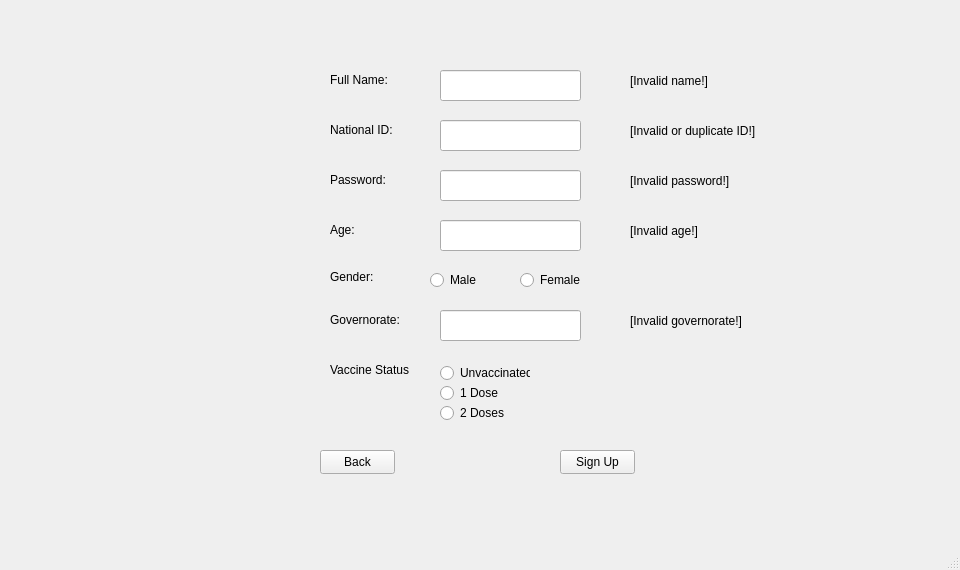
Qt form signup.ui (MHani0/Vaccine-Tracking-System) before a commit.
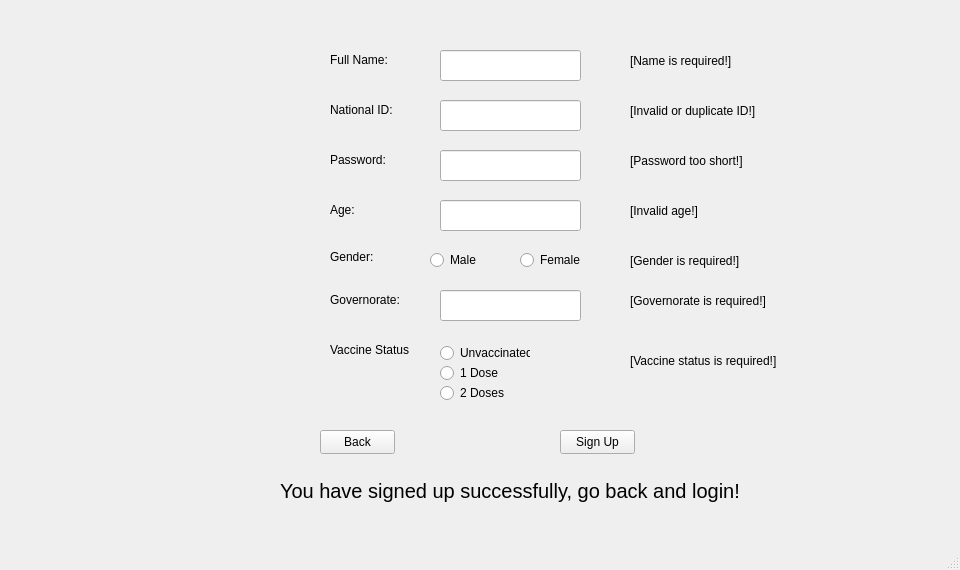
The same form after that commit.

Diff of the .ui file:
```diff
--- a/signup.ui
+++ b/signup.ui
@@ -33,7 +33,7 @@
     <property name="geometry">
      <rect>
       <x>320</x>
-      <y>450</y>
+      <y>430</y>
       <width>75</width>
       <height>24</height>
      </rect>
@@ -49,7 +49,7 @@
     <property name="geometry">
      <rect>
       <x>560</x>
-      <y>450</y>
+      <y>430</y>
       <width>75</width>
       <height>24</height>
      </rect>
@@ -62,7 +62,7 @@
     <property name="geometry">
      <rect>
       <x>430</x>
-      <y>270</y>
+      <y>250</y>
       <width>89</width>
       <height>20</height>
      </rect>
@@ -78,7 +78,7 @@
     <property name="geometry">
      <rect>
       <x>520</x>
-      <y>270</y>
+      <y>250</y>
       <width>89</width>
       <height>20</height>
      </rect>
@@ -94,7 +94,7 @@
     <property name="geometry">
      <rect>
       <x>440</x>
-      <y>363</y>
+      <y>343</y>
       <width>90</width>
       <height>20</height>
      </rect>
@@ -110,7 +110,7 @@
     <property name="geometry">
      <rect>
       <x>440</x>
-      <y>383</y>
+      <y>363</y>
       <width>90</width>
       <height>20</height>
      </rect>
@@ -126,7 +126,7 @@
     <property name="geometry">
      <rect>
       <x>440</x>
-      <y>403</y>
+      <y>383</y>
       <width>90</width>
       <height>20</height>
      </rect>
@@ -142,7 +142,7 @@
     <property name="geometry">
      <rect>
       <x>330</x>
-      <y>70</y>
+      <y>50</y>
       <width>71</width>
       <height>20</height>
      </rect>
@@ -155,7 +155,7 @@
     <property name="geometry">
      <rect>
       <x>330</x>
-      <y>120</y>
+      <y>100</y>
       <width>71</width>
       <height>20</height>
      </rect>
@@ -168,7 +168,7 @@
     <property name="geometry">
      <rect>
       <x>330</x>
-      <y>170</y>
+      <y>150</y>
       <width>71</width>
       <height>20</height>
      </rect>
@@ -181,7 +181,7 @@
     <property name="geometry">
      <rect>
       <x>330</x>
-      <y>267</y>
+      <y>247</y>
       <width>71</width>
       <height>20</height>
      </rect>
@@ -194,7 +194,7 @@
     <property name="geometry">
      <rect>
       <x>330</x>
-      <y>310</y>
+      <y>290</y>
       <width>71</width>
       <height>20</height>
      </rect>
@@ -207,7 +207,7 @@
     <property name="geometry">
      <rect>
       <x>330</x>
-      <y>360</y>
+      <y>340</y>
       <width>80</width>
       <height>20</height>
      </rect>
@@ -220,7 +220,7 @@
     <property name="geometry">
      <rect>
       <x>330</x>
-      <y>220</y>
+      <y>200</y>
       <width>71</width>
       <height>20</height>
      </rect>
@@ -233,7 +233,7 @@
     <property name="geometry">
      <rect>
       <x>440</x>
-      <y>70</y>
+      <y>50</y>
       <width>141</width>
       <height>31</height>
      </rect>
@@ -246,13 +246,13 @@
     <property name="geometry">
      <rect>
       <x>630</x>
-      <y>70</y>
+      <y>50</y>
       <width>121</width>
       <height>21</height>
      </rect>
     </property>
     <property name="text">
-     <string>[Invalid name!]</string>
+     <string>[Name is required!]</string>
     </property>
     <property name="textFormat">
      <enum>Qt::PlainText</enum>
@@ -265,7 +265,7 @@
     <property name="geometry">
      <rect>
       <x>630</x>
-      <y>120</y>
+      <y>100</y>
       <width>131</width>
       <height>21</height>
      </rect>
@@ -284,13 +284,13 @@
     <property name="geometry">
      <rect>
       <x>630</x>
-      <y>170</y>
+      <y>150</y>
       <width>121</width>
       <height>21</height>
      </rect>
     </property>
     <property name="text">
-     <string>[Invalid password!]</string>
+     <string>[Password too short!]</string>
     </property>
     <property name="textFormat">
      <enum>Qt::PlainText</enum>
@@ -303,7 +303,7 @@
     <property name="geometry">
      <rect>
       <x>630</x>
-      <y>220</y>
+      <y>200</y>
       <width>121</width>
       <height>21</height>
      </rect>
@@ -322,13 +322,13 @@
     <property name="geometry">
      <rect>
       <x>630</x>
-      <y>310</y>
-      <width>121</width>
+      <y>290</y>
+      <width>141</width>
       <height>21</height>
      </rect>
     </property>
     <property name="text">
-     <string>[Invalid governorate!]</string>
+     <string>[Governorate is required!]</string>
     </property>
     <property name="textFormat">
      <enum>Qt::PlainText</enum>
@@ -338,7 +338,7 @@
     <property name="geometry">
      <rect>
       <x>440</x>
-      <y>120</y>
+      <y>100</y>
       <width>141</width>
       <height>31</height>
      </rect>
@@ -348,7 +348,7 @@
     <property name="geometry">
      <rect>
       <x>440</x>
-      <y>170</y>
+      <y>150</y>
       <width>141</width>
       <height>31</height>
      </rect>
@@ -358,7 +358,7 @@
     <property name="geometry">
      <rect>
       <x>440</x>
-      <y>220</y>
+      <y>200</y>
       <width>141</width>
       <height>31</height>
      </rect>
@@ -368,12 +368,68 @@
     <property name="geometry">
      <rect>
       <x>440</x>
-      <y>310</y>
+      <y>290</y>
       <width>141</width>
       <height>31</height>
      </rect>
     </property>
    </widget>
+   <widget class="QLabel" name="successfully">
+    <property name="geometry">
+     <rect>
+      <x>280</x>
+      <y>470</y>
+      <width>481</width>
+      <height>41</height>
+     </rect>
+    </property>
+    <property name="font">
+     <font>
+      <pointsize>15</pointsize>
+     </font>
+    </property>
+    <property name="text">
+     <string>You have signed up successfully, go back and login!</string>
+    </property>
+   </widget>
+   <widget class="QLabel" name="gender_warn">
+    <property name="enabled">
+     <bool>true</bool>
+    </property>
+    <property name="geometry">
+     <rect>
+      <x>630</x>
+      <y>250</y>
+      <width>121</width>
+      <height>21</height>
+     </rect>
+    </property>
+    <property name="text">
+     <string>[Gender is required!]</string>
+    </property>
+    <property name="textFormat">
+     <enum>Qt::PlainText</enum>
+    </property>
+   </widget>
+   <widget class="QLabel" name="dose_warn">
+    <property name="enabled">
+     <bool>true</bool>
+    </property>
+    <property name="geometry">
+     <rect>
+      <x>630</x>
+      <y>350</y>
+      <width>151</width>
+      <height>21</height>
+     </rect>
+    </property>
+    <property name="text">
+     <string>[Vaccine status is required!]</string>
+    </property>
+    <property name="textFormat">
+     <enum>Qt::PlainText</enum>
+    </property>
+   </widget>
   </widget>
   <widget class="QMenuBar" name="menubar">
    <property name="geometry">
```
Left out of the diff: 2 changed lines with no effect on the pictures.
